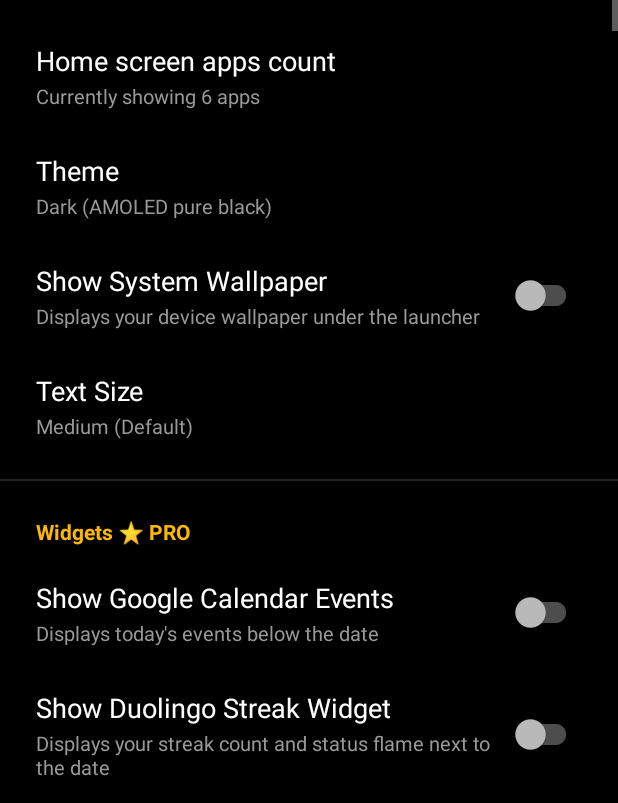
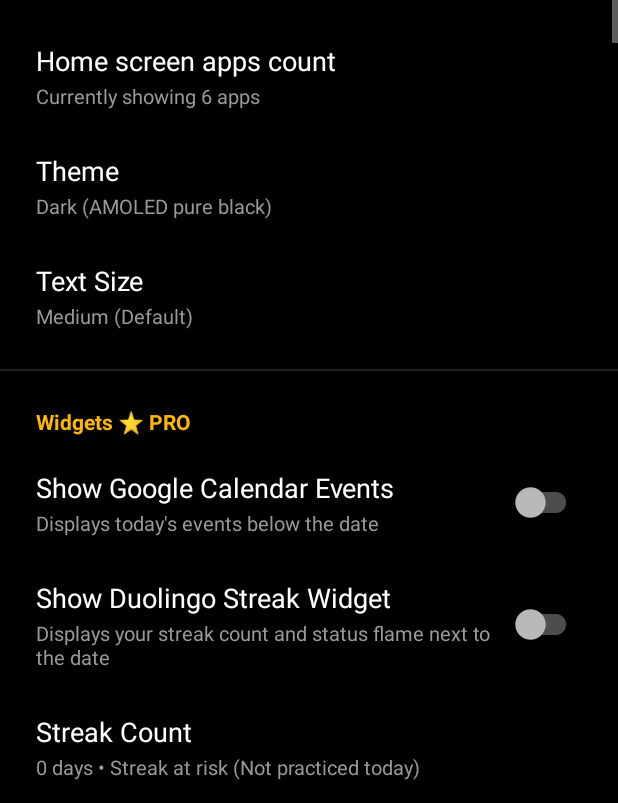
Before and after one commit to PIYU5H5/P-sei, an Android app: the SettingsActivity screen opened directly, with no data from a screen before it, on a phone screen of 412 x 824 dp, the part 433-1236 px from its top. Run offline under Robolectric (Android 15) with nearby library versions, the phone set to English and light mode, and no system bars; libraries missing offline, so code that uses them is left out: com.android.billingclient; 1 statement that could not run was skipped.

Commit message:
Removed show system wallpaper and also fixed no of mindfull apps bug

```diff
--- a/app/src/main/java/com/psei/launcher/SettingsActivity.kt
+++ b/app/src/main/java/com/psei/launcher/SettingsActivity.kt
@@ -130,14 +130,6 @@ class SettingsActivity : AppCompatActivity() {
         // Theme
         binding.rowTheme.setOnClickListener {
             showThemeDialog()
-        }
-
-        // Show Wallpaper
-        binding.switchWallpaper.setOnCheckedChangeListener { _, isChecked ->
-            prefs.showWallpaper = isChecked
-        }
-        binding.rowWallpaper.setOnClickListener {
-            binding.switchWallpaper.toggle()
         }
 
         // Text Size
@@ -396,8 +388,6 @@ class SettingsActivity : AppCompatActivity() {
             }
         }
 
-        binding.switchWallpaper.isChecked = prefs.showWallpaper
-
         binding.tvTextSizeSummary.text = when (prefs.textSize) {
             Prefs.TEXT_SIZE_SMALL -> getString(R.string.pref_text_size_small)
             Prefs.TEXT_SIZE_LARGE -> getString(R.string.pref_text_size_large)
@@ -417,7 +407,20 @@ class SettingsActivity : AppCompatActivity() {
         // Digital Detox (Pro) state
         binding.switchMindfulDelay.isChecked = prefs.isMindfulDelayEnabled
         binding.tvMindfulDurationSummary.text = "${prefs.mindfulDelaySeconds} seconds"
-        binding.tvMindfulAppsSummary.text = "${prefs.mindfulPackages.size} apps configured with pause"
+        val installedApps = appRepo.getCachedApps()
+        if (installedApps.isNotEmpty()) {
+            val installedPackageNames = installedApps.map { it.packageName }.toSet()
+            val validMindful = prefs.mindfulPackages.filter { installedPackageNames.contains(it) }.toSet()
+            if (validMindful != prefs.mindfulPackages) {
+                prefs.mindfulPackages = validMindful
+            }
+        }
+        val mindfulCount = prefs.mindfulPackages.size
+        binding.tvMindfulAppsSummary.text = if (mindfulCount == 1) {
+            "1 app configured with pause"
+        } else {
+            "$mindfulCount apps configured with pause"
+        }
         val configuredLimitsCount = prefs.getAllConfiguredLimits().size
         binding.tvAppLimitsSummary.text = if (configuredLimitsCount > 0) {
             "$configuredLimitsCount apps with daily caps"
@@ -592,8 +595,15 @@ class SettingsActivity : AppCompatActivity() {
 
     private fun showMindfulAppsDialog() {
         val allApps = appRepo.getCachedApps().sortedBy { it.label.lowercase() }
+        val installedPackageNames = allApps.map { it.packageName }.toSet()
+        // Prune any stale or uninstalled packages
+        val validCurrent = prefs.mindfulPackages.filter { installedPackageNames.contains(it) }.toSet()
+        if (validCurrent != prefs.mindfulPackages) {
+            prefs.mindfulPackages = validCurrent
+        }
+
         val labels = allApps.map { it.label }.toTypedArray()
-        val checked = allApps.map { prefs.mindfulPackages.contains(it.packageName) }.toBooleanArray()
+        val checked = allApps.map { validCurrent.contains(it.packageName) }.toBooleanArray()
 
         AlertDialog.Builder(this)
             .setTitle("Select Mindful Apps 🧘")
--- a/app/src/main/java/com/psei/launcher/data/Prefs.kt
+++ b/app/src/main/java/com/psei/launcher/data/Prefs.kt
@@ -33,7 +33,6 @@ class Prefs private constructor(context: Context) {
         private const val KEY_IS_PRO_USER = "pref_is_pro_user"
 
         private const val KEY_THEME = "pref_theme"
-        private const val KEY_SHOW_WALLPAPER = "pref_show_wallpaper"
         private const val KEY_HOME_SLOTS_COUNT = "pref_home_slots_count"
         private const val KEY_SLOT_PREFIX = "pref_slot_"
         private const val KEY_TEXT_SIZE = "pref_text_size"
@@ -85,10 +84,6 @@ class Prefs private constructor(context: Context) {
     var theme: String
         get() = sp.getString(KEY_THEME, THEME_DARK) ?: THEME_DARK
         set(value) = sp.edit().putString(KEY_THEME, value).apply()
-
-    var showWallpaper: Boolean
-        get() = sp.getBoolean(KEY_SHOW_WALLPAPER, false)
-        set(value) = sp.edit().putBoolean(KEY_SHOW_WALLPAPER, value).apply()
 
     var homeSlotsCount: Int
         get() = sp.getInt(KEY_HOME_SLOTS_COUNT, 6)
@@ -214,15 +209,7 @@ class Prefs private constructor(context: Context) {
         set(value) = sp.edit().putInt(KEY_MINDFUL_DELAY_SECONDS, value.coerceIn(3, 15)).apply()
 
     var mindfulPackages: Set<String>
-        get() = sp.getStringSet(KEY_MINDFUL_PACKAGES, setOf(
-            "com.instagram.android",
-            "com.zhiliaoapp.musically",
-            "com.google.android.youtube",
-            "com.twitter.android",
-            "com.facebook.katana",
-            "com.snapchat.android",
-            "com.reddit.frontpage"
-        )) ?: emptySet()
+        get() = sp.getStringSet(KEY_MINDFUL_PACKAGES, emptySet()) ?: emptySet()
         set(value) = sp.edit().putStringSet(KEY_MINDFUL_PACKAGES, value).apply()
 
     fun isMindfulApp(packageName: String): Boolean {
--- a/app/src/main/res/layout/activity_settings.xml
+++ b/app/src/main/res/layout/activity_settings.xml
@@ -213,47 +213,6 @@
                     android:textColor="?attr/secondaryTextColor"
                     android:textSize="13sp"
                     tools:text="Dark (AMOLED pure black)" />
-            </LinearLayout>
-
-            <!-- Show Wallpaper Item -->
-            <LinearLayout
-                android:id="@+id/rowWallpaper"
-                android:layout_width="match_parent"
-                android:layout_height="wrap_content"
-                android:background="?android:attr/selectableItemBackground"
-                android:gravity="center_vertical"
-                android:orientation="horizontal"
-                android:paddingStart="24dp"
-                android:paddingTop="14dp"
-                android:paddingEnd="24dp"
-                android:paddingBottom="14dp">
-
-                <LinearLayout
-                    android:layout_width="0dp"
-                    android:layout_height="wrap_content"
-                    android:layout_weight="1"
-                    android:orientation="vertical">
-
-                    <TextView
-                        android:layout_width="wrap_content"
-                        android:layout_height="wrap_content"
-                        android:text="@string/pref_show_wallpaper"
-                        android:textColor="?attr/primaryTextColor"
-                        android:textSize="18sp" />
-
-                    <TextView
-                        android:layout_width="wrap_content"
-                        android:layout_height="wrap_content"
-                        android:layout_marginTop="2dp"
-                        android:text="@string/pref_show_wallpaper_summary"
-                        android:textColor="?attr/secondaryTextColor"
-                        android:textSize="13sp" />
-                </LinearLayout>
-
-                <androidx.appcompat.widget.SwitchCompat
-                    android:id="@+id/switchWallpaper"
-                    android:layout_width="wrap_content"
-                    android:layout_height="wrap_content" />
             </LinearLayout>
 
             <!-- Text Size Item -->
--- a/app/src/main/res/values/strings.xml
+++ b/app/src/main/res/values/strings.xml
@@ -44,8 +44,6 @@
     <string name="pref_theme_dark">Dark (AMOLED pure black)</string>
     <string name="pref_theme_light">Light</string>
     <string name="pref_theme_system">System default</string>
-    <string name="pref_show_wallpaper">Show System Wallpaper</string>
-    <string name="pref_show_wallpaper_summary">Displays your device wallpaper under the launcher</string>
     <string name="pref_text_size">Text Size</string>
     <string name="pref_text_size_small">Small</string>
     <string name="pref_text_size_medium">Medium (Default)</string>
```
Also changed, not shown: app/src/main/java/com/psei/launcher/MainActivity.kt (+5 -24 lines), 147 other files.
